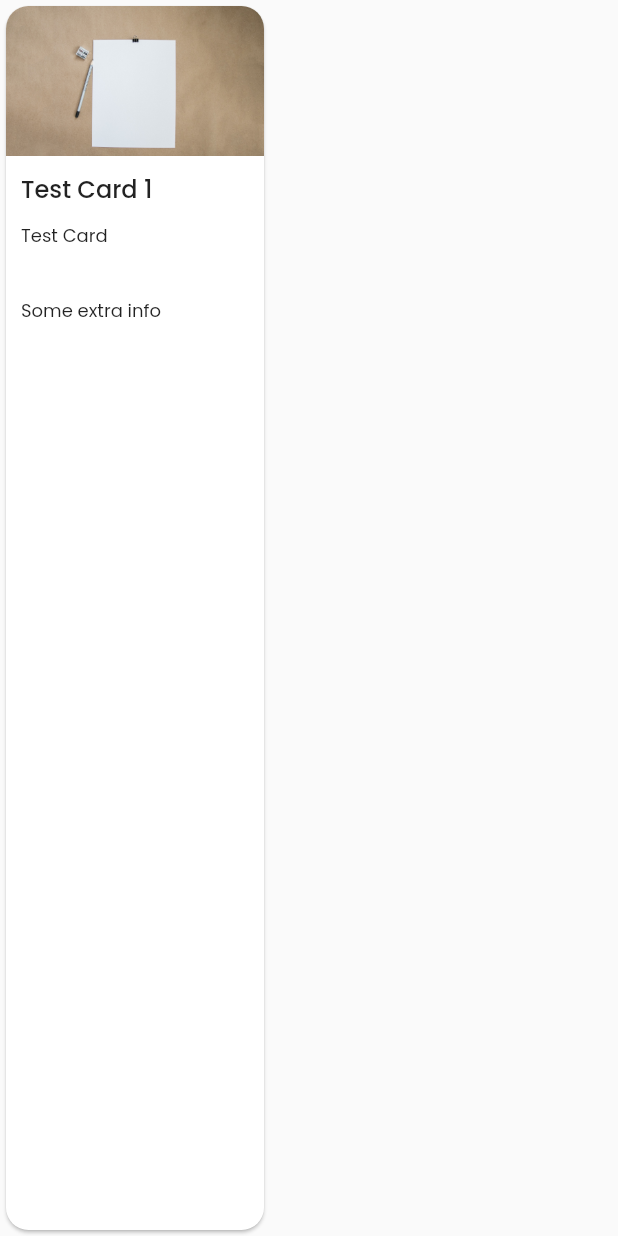
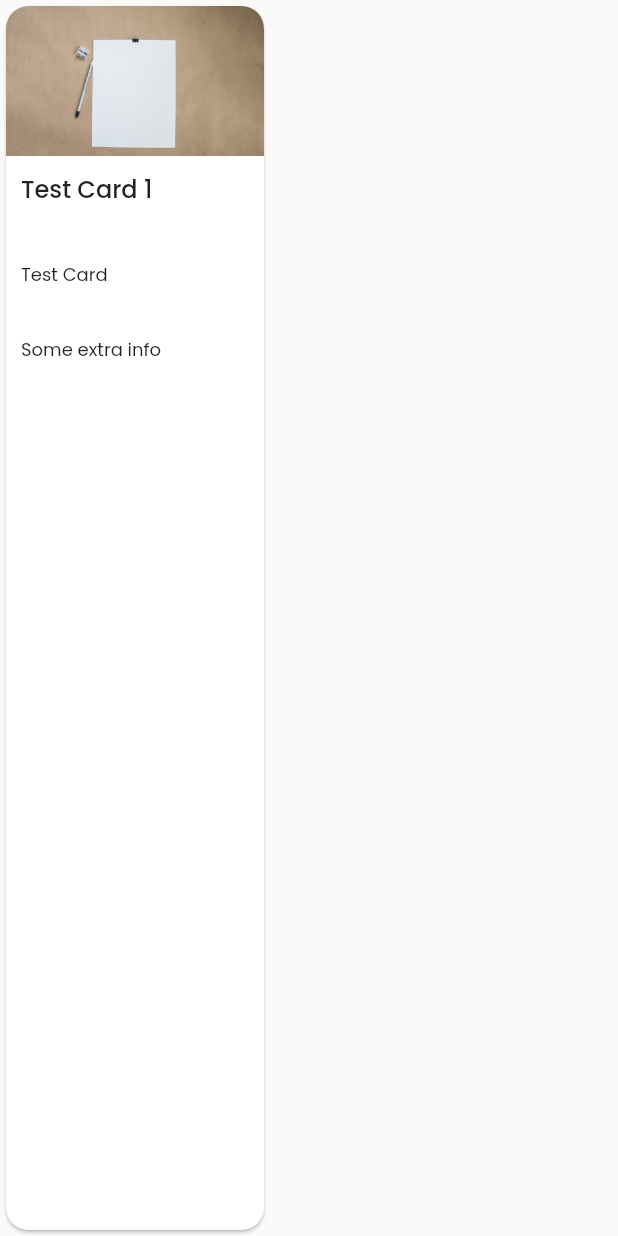
Before and after one commit to CrestNiraj12/internationalization_issues, a Flutter app: the TestCard widget shown alone on an empty page, opened directly, on a phone screen of 412 x 824 dp. Run offline on Flutter 3.47's test engine with Material 2 defaults, Android fonts, the phone set to English and light mode, and no system bars; our stand-ins replace easy_localization; missing offline and left inert: nepali_utils.

Commit message:
chore: made card height similar for test card

```diff
--- a/lib/components/test_card.dart
+++ b/lib/components/test_card.dart
@@ -45,13 +45,16 @@ class TestCard extends StatelessWidget {
                 mainAxisAlignment: MainAxisAlignment.start,
                 crossAxisAlignment: CrossAxisAlignment.start,
                 children: [
-                  Text(
-                    title,
-                    maxLines: 1,
-                    overflow: TextOverflow.ellipsis,
-                    style: Theme.of(context).textTheme.headline6?.copyWith(
-                          fontSize: 16,
-                        ),
+                  SizedBox(
+                    height: 50,
+                    child: Text(
+                      title,
+                      maxLines: 2,
+                      overflow: TextOverflow.ellipsis,
+                      style: Theme.of(context).textTheme.headline6?.copyWith(
+                            fontSize: 16,
+                          ),
+                    ),
                   ),
                   const SizedBox(
                     height: 10,
@@ -60,10 +63,12 @@ class TestCard extends StatelessWidget {
                     height: 40,
                     child: Text(
                       description,
+                      maxLines: 2,
                       style: Theme.of(context)
                           .textTheme
                           .subtitle1
                           ?.copyWith(fontSize: 12),
+                      overflow: TextOverflow.ellipsis,
                     ),
                   ),
                   const SizedBox(
```
